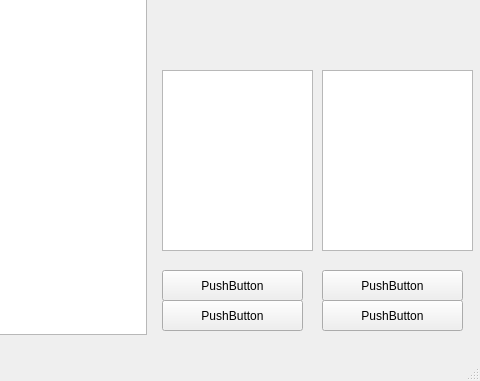
Old version of the form Game/mapwindow.ui in the repository JoonasPel/tie-02402-ohj3_2019-2020-PROJECT; both pictures show x 918 to 1398 and y 450 to 831 of the 1398 by 831 pixel window.
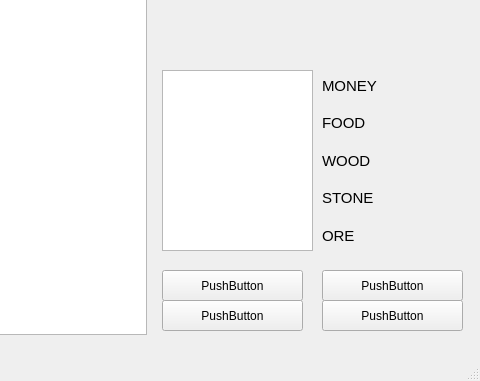
New version of the form.

```diff
--- a/Game/mapwindow.ui
+++ b/Game/mapwindow.ui
@@ -98,15 +98,124 @@
      </rect>
     </property>
    </widget>
-   <widget class="QTextBrowser" name="InfoText_2">
+   <widget class="QWidget" name="gridLayoutWidget">
     <property name="geometry">
      <rect>
       <x>1240</x>
       <y>520</y>
-      <width>151</width>
+      <width>61</width>
       <height>181</height>
      </rect>
     </property>
+    <layout class="QGridLayout" name="gridLayout_4">
+     <item row="0" column="0">
+      <widget class="QLabel" name="label">
+       <property name="font">
+        <font>
+         <pointsize>11</pointsize>
+        </font>
+       </property>
+       <property name="text">
+        <string>MONEY</string>
+       </property>
+      </widget>
+     </item>
+     <item row="3" column="0">
+      <widget class="QLabel" name="label_2">
+       <property name="font">
+        <font>
+         <pointsize>11</pointsize>
+        </font>
+       </property>
+       <property name="text">
+        <string>STONE</string>
+       </property>
+      </widget>
+     </item>
+     <item row="1" column="0">
+      <widget class="QLabel" name="label_3">
+       <property name="font">
+        <font>
+         <pointsize>11</pointsize>
+        </font>
+       </property>
+       <property name="text">
+        <string>FOOD</string>
+       </property>
+      </widget>
+     </item>
+     <item row="4" column="0">
+      <widget class="QLabel" name="label_5">
+       <property name="font">
+        <font>
+         <pointsize>11</pointsize>
+        </font>
+       </property>
+       <property name="text">
+        <string>ORE</string>
+       </property>
+      </widget>
+     </item>
+     <item row="2" column="0">
+      <widget class="QLabel" name="label_4">
+       <property name="font">
+        <font>
+         <pointsize>11</pointsize>
+        </font>
+       </property>
+       <property name="text">
+        <string>WOOD</string>
+       </property>
+      </widget>
+     </item>
+    </layout>
+   </widget>
+   <widget class="QWidget" name="gridLayoutWidget_2">
+    <property name="geometry">
+     <rect>
+      <x>1310</x>
+      <y>520</y>
+      <width>61</width>
+      <height>181</height>
+     </rect>
+    </property>
+    <layout class="QGridLayout" name="gridLayout_6">
+     <item row="0" column="0">
+      <widget class="QLabel" name="MoneyLabel">
+       <property name="text">
+        <string/>
+       </property>
+      </widget>
+     </item>
+     <item row="3" column="0">
+      <widget class="QLabel" name="StoneLabel">
+       <property name="text">
+        <string/>
+       </property>
+      </widget>
+     </item>
+     <item row="1" column="0">
+      <widget class="QLabel" name="FoodLabel">
+       <property name="text">
+        <string/>
+       </property>
+      </widget>
+     </item>
+     <item row="4" column="0">
+      <widget class="QLabel" name="OreLabel">
+       <property name="text">
+        <string/>
+       </property>
+      </widget>
+     </item>
+     <item row="2" column="0">
+      <widget class="QLabel" name="WoodLabel">
+       <property name="text">
+        <string/>
+       </property>
+      </widget>
+     </item>
+    </layout>
    </widget>
   </widget>
   <widget class="QMenuBar" name="menubar">
```
